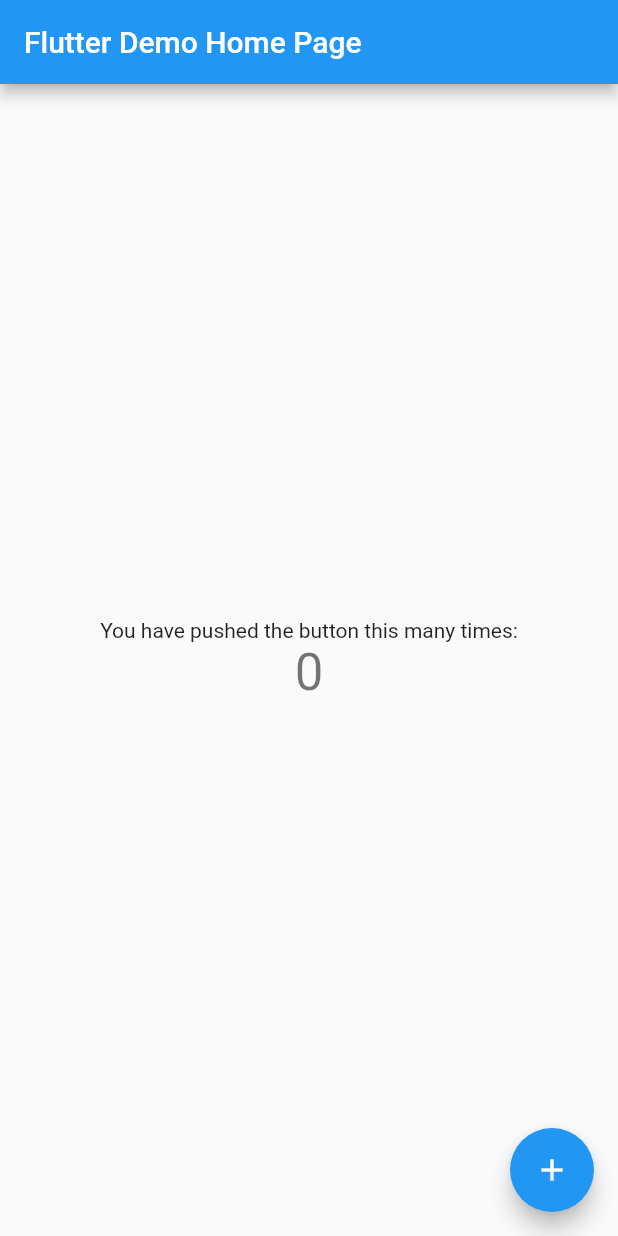
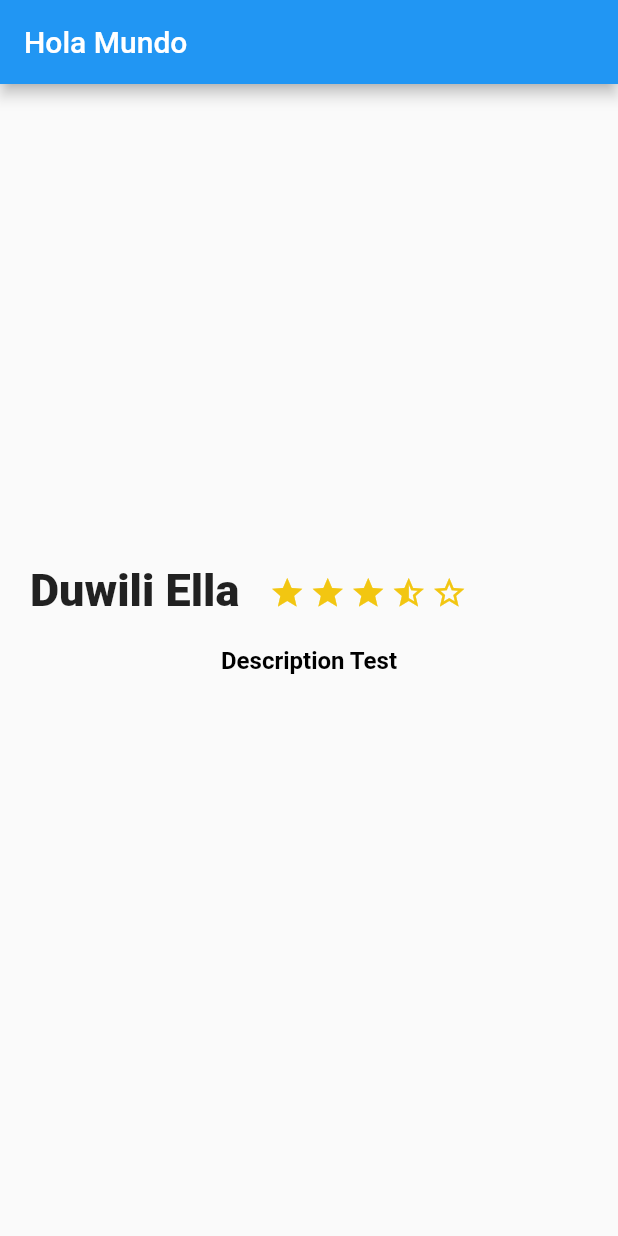
Before and after one commit to maac4422/FlutterTripApp, a Flutter app: the screen it shows after launch, on a phone screen of 412 x 824 dp. Run offline on Flutter 3.47's test engine with Material 2 defaults, Android fonts, the light colour scheme and no system bars.

Commit message:
Widget description place

```diff
--- /dev/null
+++ b/lib/description_place.dart
@@ -0,0 +1,100 @@
+import 'package:flutter/material.dart';
+
+class DescriptionPlace extends StatelessWidget {
+
+  String namePlace;
+  int stars;
+  String descriptionPlace;
+
+  DescriptionPlace(this.namePlace, this.stars, this.descriptionPlace);
+
+  @override
+  Widget build(BuildContext context) {
+
+    final starBorder = Container(
+      margin: EdgeInsets.only(
+          top: 323.00,
+          right: 3.0
+      ),
+      child: Icon(
+        Icons.star_border,
+        color: Color(0xFFf2C611),
+      ),
+    );
+
+    final starHalf = Container(
+      margin: EdgeInsets.only(
+          top: 323.00,
+          right: 3.0
+      ),
+      child: Icon(
+        Icons.star_half,
+        color: Color(0xFFf2C611),
+      ),
+    );
+
+    final star = Container(
+      margin: EdgeInsets.only(
+        top: 323.00,
+        right: 3.0
+      ),
+      child: Icon(
+        Icons.star,
+        color: Color(0xFFf2C611),
+      ),
+    );
+
+    final descriptionDummy = "orem ipsum dolor sit amet, consectetur adipiscing elit. Phasellus eu ante viverra, hendrerit dolor ac, scelerisque nunc. Sed a ullamcorper arcu. Etiam posuere ultrices tortor eget dictum. Aliquam mattis est non nibh vehicula, a cursus ex aliquet. Fusce bibendum elit eu finibus feugiat. Praesent ligula purus, aliquet scelerisque posuere ut, blandit ac mi. Suspendisse rhoncus justo quis turpis bibendum, at ultricies enim semper. Fusce et felis et lectus vehicula auctor ut sagittis eros. Praesent porttitor dolor ut magna faucibus mollis a eu orci.";
+    final description = Container(
+      margin: EdgeInsets.only(
+        top: 20.0,
+        left: 20.0,
+        right: 20.0
+      ),
+      child: Text(
+        descriptionPlace,
+        style: TextStyle(
+          fontSize: 16.0,
+          fontWeight: FontWeight.bold,
+          color: Colors.black
+        ),
+        textAlign: TextAlign.left
+      ),
+    );
+
+    final titleStars = Row(
+      children: [
+        Container(
+          margin: EdgeInsets.only(
+            top: 320.0,
+            left: 20.0,
+            right: 20.0
+          ),
+          child: Text(
+            namePlace,
+            style: TextStyle(
+              fontSize: 30.0,
+              fontWeight: FontWeight.w900
+            ),
+            textAlign: TextAlign.left,
+          ),
+        ),
+        Row(
+          children: [
+            star,
+            star,
+            star,
+            starHalf,
+            starBorder
+          ],
+        )
+      ],
+    );
+    return Column(
+      children: [
+        titleStars,
+        description
+      ],
+    );
+  }
+}
--- a/lib/main.dart
+++ b/lib/main.dart
@@ -1,5 +1,5 @@
 import 'package:flutter/material.dart';
-
+import 'description_place.dart';
 void main() {
   runApp(MyApp());
 }
@@ -11,18 +11,14 @@
     return MaterialApp(
       title: 'Flutter Demo',
       theme: ThemeData(
-        // This is the theme of your application.
-        //
-        // Try running your application with "flutter run". You'll see the
-        // application has a blue toolbar. Then, without quitting the app, try
-        // changing the primarySwatch below to Colors.green and then invoke
-        // "hot reload" (press "r" in the console where you ran "flutter run",
-        // or simply save your changes to "hot reload" in a Flutter IDE).
-        // Notice that the counter didn't reset back to zero; the application
-        // is not restarted.
         primarySwatch: Colors.blue,
       ),
-      home: MyHomePage(title: 'Flutter Demo Home Page'),
+      home: Scaffold(
+        appBar: AppBar(
+          title: Text("Hola Mundo"),
+        ),
+        body: new DescriptionPlace("Duwili Ella", 5, "Description Test"),
+      )
     );
   }
 }
```
